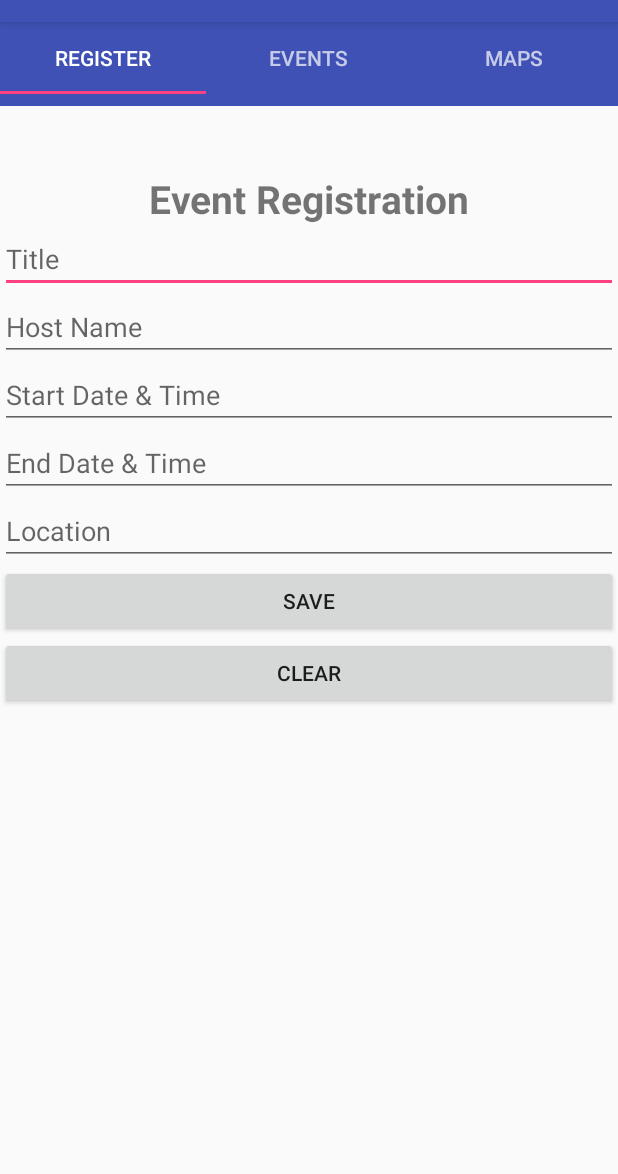
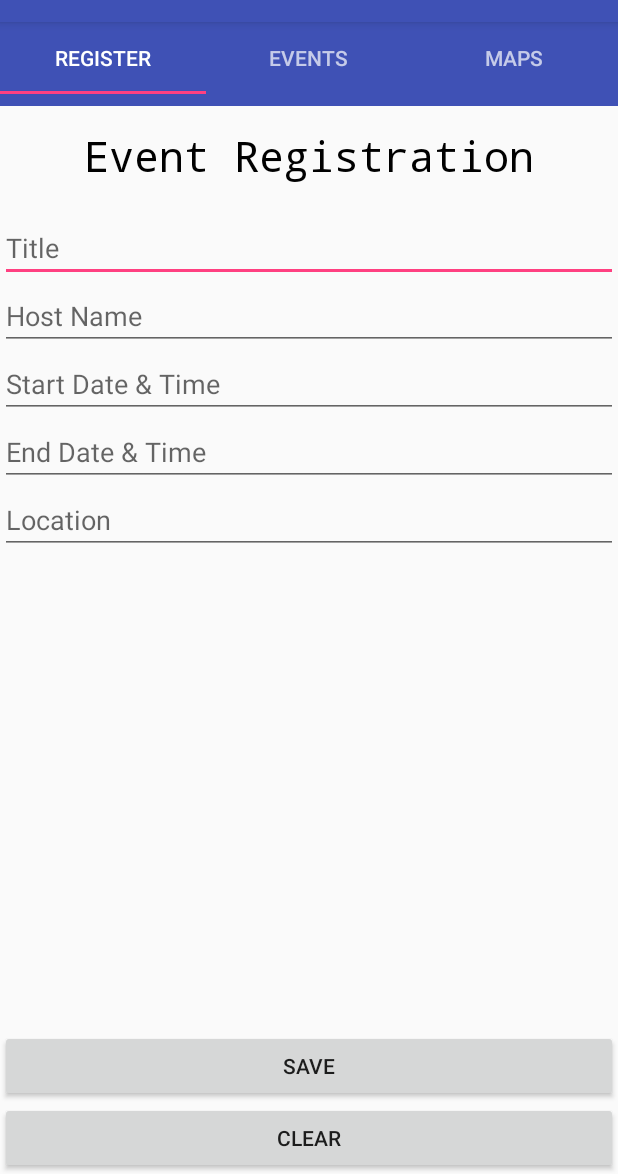
Before and after one commit to pravinkandala/Gathr-Android, an Android app: the screen it shows after launch (MainActivity), on a phone screen of 412 x 824 dp, the part 62-1236 px from its top. Run offline under Robolectric (Android 15) with nearby library versions, the phone set to English and light mode, and no system bars; 2 statements that could not run were skipped.

Commit message:
Added Events on map + UI changes

```diff
--- a/app/src/main/java/edu/niu/cs/z1761257/gathr/DisplayEvents.java
+++ b/app/src/main/java/edu/niu/cs/z1761257/gathr/DisplayEvents.java
@@ -1,27 +1,22 @@
 package edu.niu.cs.z1761257.gathr;
 
 import android.app.ProgressDialog;
-import android.content.Context;
-import android.location.Location;
 import android.os.AsyncTask;
-import android.support.v7.app.AppCompatActivity;
 import android.os.Bundle;
+import android.support.v4.app.Fragment;
 import android.util.Log;
 import android.view.InflateException;
+import android.view.LayoutInflater;
+import android.view.View;
+import android.view.ViewGroup;
 import android.widget.ListView;
-import android.widget.Toast;
 
-import com.parse.Parse;
 import com.parse.ParseGeoPoint;
 import com.parse.ParseObject;
 import com.parse.ParseQuery;
 
 import java.util.ArrayList;
 import java.util.List;
-import android.support.v4.app.Fragment;
-import android.view.LayoutInflater;
-import android.view.View;
-import android.view.ViewGroup;
 
 
 public class DisplayEvents extends Fragment {
@@ -69,16 +64,11 @@ public class DisplayEvents extends Fragment {
 
     }
 
-//    @Override
-//    public void onCreate(Bundle savedInstanceState) {
-//        super.onCreate(savedInstanceState);
-//        // Get the view from listview_main.xml
-//        setContentView(R.layout.activity_display_events);
 
-
-
-//
-//    }
+    @Override
+    public void onResume() {
+        super.onResume();
+    }
 
     // RemoteDataTask AsyncTask
     private class RemoteDataTask extends AsyncTask<Void, Void, Void> {
@@ -88,16 +78,22 @@ public class DisplayEvents extends Fragment {
             // Create a progressdialog
             mProgressDialog = new ProgressDialog(getActivity());
             // Set progressdialog title
-            mProgressDialog.setTitle("List");
+            mProgressDialog.setTitle("Events");
             // Set progressdialog message
-            mProgressDialog.setMessage("Loading...");
+            mProgressDialog.setMessage("Updating...");
             mProgressDialog.setIndeterminate(false);
             // Show progressdialog
             mProgressDialog.show();
         }
 
+
         @Override
         protected Void doInBackground(Void... params) {
+            callfunction();
+            return null;
+        }
+
+        public void callfunction(){
             // Create the array
             eventList = new ArrayList<Events>();
             try {
@@ -122,9 +118,7 @@ public class DisplayEvents extends Fragment {
                 Log.e("Error", e.getMessage());
                 e.printStackTrace();
             }
-            return null;
         }
-
         @Override
         protected void onPostExecute(Void result) {
             // Locate the listview in listview_main.xml
--- a/app/src/main/java/edu/niu/cs/z1761257/gathr/EventAdapter.java
+++ b/app/src/main/java/edu/niu/cs/z1761257/gathr/EventAdapter.java
@@ -1,29 +1,26 @@
 package edu.niu.cs.z1761257.gathr;
 
 
-import java.util.ArrayList;
-import java.util.List;
-import java.util.Locale;
-
 import android.content.Context;
 import android.content.Intent;
-import android.location.Geocoder;
 import android.view.LayoutInflater;
 import android.view.View;
 import android.view.View.OnClickListener;
 import android.view.ViewGroup;
 import android.widget.BaseAdapter;
 import android.widget.TextView;
-import android.location.Address;
 
 import com.parse.ParseGeoPoint;
+
+import java.util.ArrayList;
+import java.util.List;
 
 public class EventAdapter extends BaseAdapter {
 
     // Declare Variables
     Context mContext;
     LayoutInflater inflater;
-    private List<Events> eventList = null;
+    public static List<Events> eventList = null;
     private ArrayList<Events> arraylist;
 
     public EventAdapter(Context context,
@@ -76,20 +73,8 @@ public class EventAdapter extends BaseAdapter {
         holder.titleTV.setText(eventList.get(position).getTitle());
         holder.hostnameTV.setText(eventList.get(position).getHostname());
         holder.startTV.setText(eventList.get(position).getStartDate());
-        holder.endTV.setText(eventList.get(position).getEndDate());
+      //  holder.endTV.setText(eventList.get(position).getEndDate());
 
-//        Geocoder geocoder;
-//        List<Address> addresses;
-//        geocoder = new Geocoder(mContext, Locale.getDefault());
-//
-//        addresses = geocoder.getFromLocation() // Here 1 represent max location result to returned, by documents it recommended 1 to 5
-//
-//        String address = addresses.get(0).getAddressLine(0); // If any additional address line present than only, check with max available address lines by getMaxAddressLineIndex()
-//        String city = addresses.get(0).getLocality();
-//        String state = addresses.get(0).getAdminArea();
-//        String country = addresses.get(0).getCountryName();
-//        String postalCode = addresses.get(0).getPostalCode();
-//        String knownName = addresses.get(0).getFeatureName();
 
         // Listen for ListView Item Click
         view.setOnClickListener(new OnClickListener() {
@@ -108,17 +93,17 @@ public class EventAdapter extends BaseAdapter {
                 Double lat = parseGeoPoint.getLatitude();
                 Double lng = parseGeoPoint.getLongitude();
 
-                intent.putExtra("lat",lat);
-                intent.putExtra("lng",lng);
+                intent.putExtra("lat", lat);
+                intent.putExtra("lng", lng);
 
 
                 // Pass all start data
                 intent.putExtra("start",
                         (eventList.get(position).getStartDate()));
                 // Pass all host data
-                intent.putExtra("hostname",(eventList.get(position).getHostname()));
+                intent.putExtra("hostname", (eventList.get(position).getHostname()));
                 //Pass all end data
-                intent.putExtra("end",(eventList.get(position).getEndDate()));
+                intent.putExtra("end", (eventList.get(position).getEndDate()));
 
                 // Start SingleItemView Class
                 mContext.startActivity(intent);
--- a/app/src/main/java/edu/niu/cs/z1761257/gathr/MainActivity.java
+++ b/app/src/main/java/edu/niu/cs/z1761257/gathr/MainActivity.java
@@ -1,30 +1,22 @@
 package edu.niu.cs.z1761257.gathr;
 
+import android.os.Bundle;
 import android.support.design.widget.TabLayout;
 import android.support.v4.view.ViewPager;
 import android.support.v7.app.AppCompatActivity;
-import android.os.Bundle;
-import android.widget.TableLayout;
 
-import com.parse.Parse;
-
+/**
+ * Created by Pravin on 5/4/16.
+ * Project: Gathr
+ */
 
 public class MainActivity extends AppCompatActivity {
-//
-//    public static final String YOUR_APPLICATION_ID = "i18cYcUxV5dF0aoT0Ohg9g1pMcccVed6DBIgGneG";
-//    public static final String YOUR_CLIENT_KEY = "9mwRnblLdjQC7cBCAVPj7GYKdZ8vCrvf3DfyERRl";
 
     @Override
     protected void onCreate(Bundle savedInstanceState) {
         super.onCreate(savedInstanceState);
         setContentView(R.layout.activity_main);
 
-//        Parse.initialize(this, getString(R.string.YOUR_APPLICATION_ID), getString(R.string.YOUR_CLIENT_KEY));
-//
-//        Parse.enableLocalDatastore(this);
-
-//        Parse.enableLocalDatastore(this);
-//        Parse.initialize(this, YOUR_APPLICATION_ID, YOUR_CLIENT_KEY);
 
         TabLayout tabLayout = (TabLayout)findViewById(R.id.tab_layout);
         tabLayout.addTab(tabLayout.newTab().setText("Register"));
@@ -59,4 +51,4 @@ public class MainActivity extends AppCompatActivity {
 
 
     }//end of onCreate
-}
+}//MainActivity
--- a/app/src/main/java/edu/niu/cs/z1761257/gathr/MyAdapter.java
+++ b/app/src/main/java/edu/niu/cs/z1761257/gathr/MyAdapter.java
@@ -30,10 +30,6 @@ public class MyAdapter extends FragmentPagerAdapter {
             case 2:
                 mapEvents mapEvents = new mapEvents();
                 return mapEvents;
-//
-//            case 3:
-//                DinnerFragment dinnerFragment = new DinnerFragment();
-//                return dinnerFragment;
 
             default: return null;
         }
--- a/app/src/main/res/layout/activity_event_registration.xml
+++ b/app/src/main/res/layout/activity_event_registration.xml
@@ -2,7 +2,7 @@
     xmlns:tools="http://schemas.android.com/tools"
     android:layout_width="match_parent"
     android:layout_height="match_parent"
-    android:windowSoftInputMode="adjustResize"
+    android:windowSoftInputMode="stateHidden|adjustResize"
     tools:context="edu.niu.cs.z1761257.gathr.EventRegistration">
 
     <!-- TODO: Update blank fragment layout -->
@@ -11,11 +11,12 @@
         android:layout_height="wrap_content"
         android:text="Event Registration"
         android:id="@+id/textView"
-        android:textSize="26dp"
-        android:textStyle="bold"
+        android:textSize="28dp"
         android:layout_alignParentTop="true"
         android:layout_centerHorizontal="true"
-        android:layout_marginTop="100dp" />
+        android:layout_marginTop="70dp"
+        android:typeface="monospace"
+        android:textColor="#000000" />
 
     <EditText
         android:layout_width="match_parent"
@@ -24,7 +25,8 @@
         android:layout_alignParentStart="true"
         android:hint="Title"
         android:layout_below="@+id/textView"
-        android:layout_centerHorizontal="true" />
+        android:layout_centerHorizontal="true"
+        android:layout_marginTop="20dp" />
 
     <EditText
         android:layout_width="match_parent"
@@ -67,19 +69,17 @@
         android:layout_height="wrap_content"
         android:text="Save"
         android:id="@+id/saveButton"
-        android:layout_alignParentEnd="true"
         android:onClick="saveEvent"
-        android:layout_below="@+id/locationEditText"
-        android:layout_centerHorizontal="true" />
+        android:layout_above="@+id/clearButton"
+        android:layout_alignParentStart="true" />
 
     <Button
         android:layout_width="match_parent"
         android:layout_height="wrap_content"
         android:text="Clear"
         android:id="@+id/clearButton"
-        android:layout_alignParentStart="true"
         android:onClick="clearEvent"
-        android:layout_below="@+id/saveButton"
-        android:layout_centerHorizontal="true" />
+        android:layout_alignParentBottom="true"
+        android:layout_alignParentStart="true" />
 
 </RelativeLayout>
```
Also changed, not shown: app/src/main/java/edu/niu/cs/z1761257/gathr/EventRegistration.java (+43 -53 lines), app/src/main/java/edu/niu/cs/z1761257/gathr/Events.java (+4 -9 lines), app/src/main/java/edu/niu/cs/z1761257/gathr/ShowMaps.java (added, +66 -0 lines), app/src/main/java/edu/niu/cs/z1761257/gathr/SingleEventView.java (+20 -12 lines), app/src/main/java/edu/niu/cs/z1761257/gathr/mapEvents.java (+35 -10 lines), app/src/main/res/layout-land/activity_show_maps.xml (added, +33 -0 lines), app/src/main/res/layout/activity_display_events.xml (+8 -6 lines), app/src/main/res/layout/activity_single_event_view.xml (+22 -10 lines), app/src/main/res/layout/eventlist.xml (+10 -17 lines), app/src/main/res/layout/fragment_map_events.xml (+17 -6 lines).
